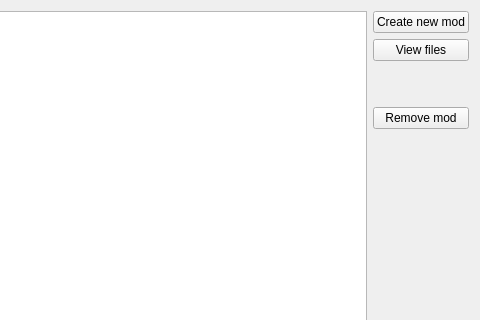
The window that src/ui/skeletons/form_own_mod_table.ui (132nd-etcher/EASI) describes before a commit, drawn with Qt 5; both pictures show x 350 to 830 and y 0 to 320 of the 830 by 541 pixel window.
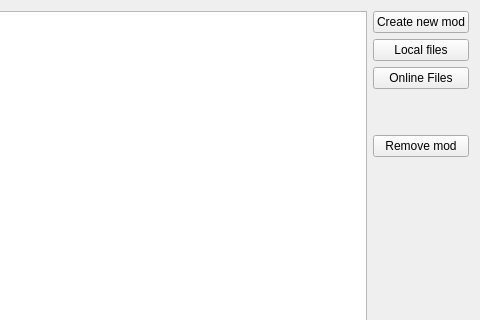
The same window after the commit.

Patch:
```diff
--- a/src/ui/skeletons/form_own_mod_table.ui
+++ b/src/ui/skeletons/form_own_mod_table.ui
@@ -29,7 +29,14 @@
      <item>
       <widget class="QPushButton" name="btn_view_files">
        <property name="text">
-        <string>View files</string>
+        <string>Local files</string>
+       </property>
+      </widget>
+     </item>
+     <item>
+      <widget class="QPushButton" name="btn_remote_files">
+       <property name="text">
+        <string>Online Files</string>
        </property>
       </widget>
      </item>
```
Left out of the diff: 2 changed lines with no effect on the pictures.
